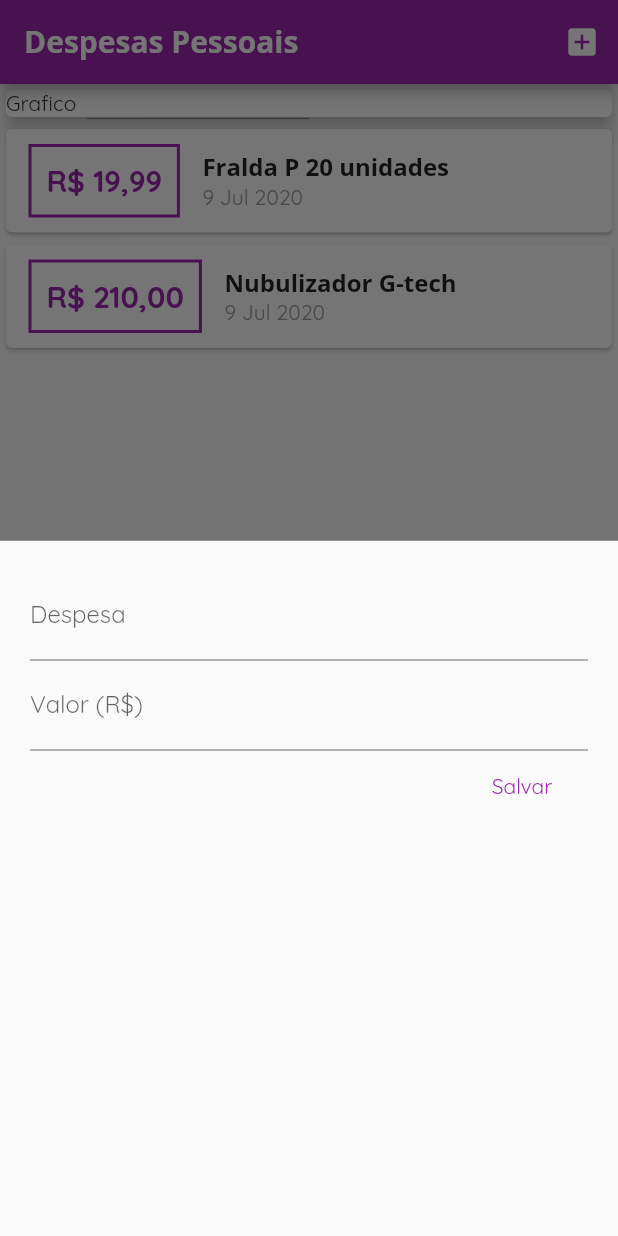
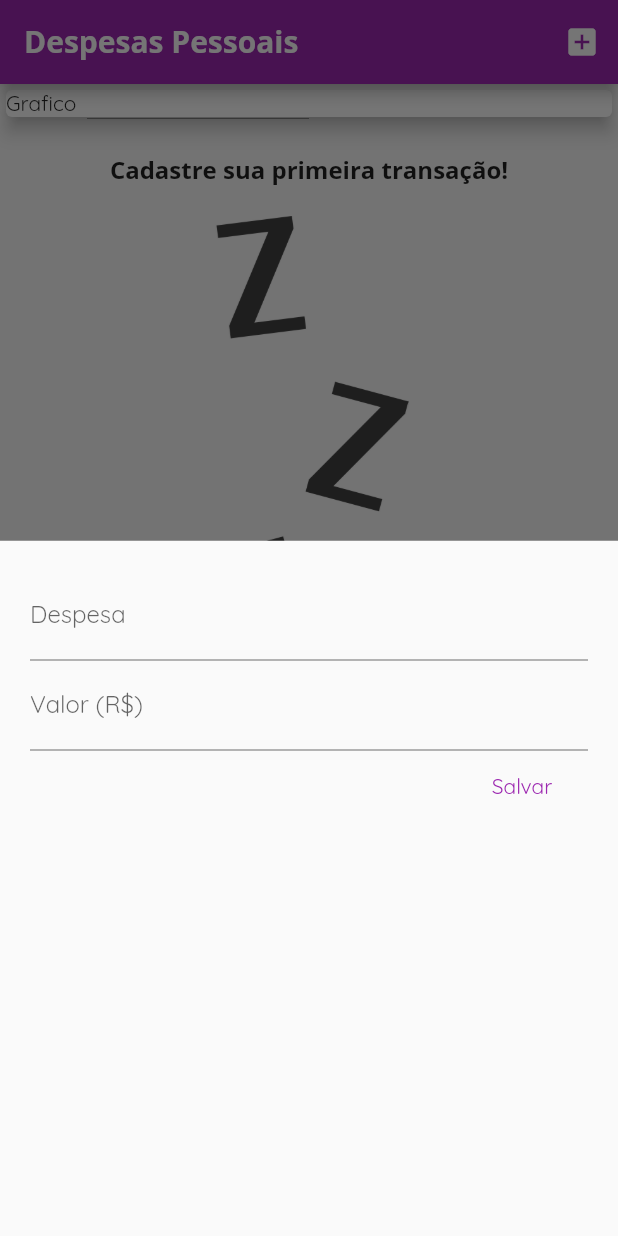
Before and after one commit to DaniloLM/despesas_pessoais, a Flutter app: the screen it shows after launch, after a tap on the "add box" icon, on a phone screen of 412 x 824 dp. Run offline on Flutter 3.47's test engine with Material 2 defaults, Android fonts, the phone set to English and light mode, and no system bars.

```diff
--- a/lib/components/transaction_list.dart
+++ b/lib/components/transaction_list.dart
@@ -12,7 +12,29 @@ class TransactionList extends StatelessWidget {
     return Container(
       height: 450,
       padding: EdgeInsets.only(bottom: 30),
-      child: ListView.builder(
+      child: transactions.isEmpty
+          ? Column(
+              children: <Widget>[
+                SizedBox(
+                  height: 20,
+                ),
+                Text(
+                  'Cadastre sua primeira transação!',
+                  style: Theme.of(context).textTheme.headline6,
+                ),
+                SizedBox(
+                  height: 20,
+                ),
+                Container(
+                  height: 300,
+                  child: Image.asset(
+                    'assets/images/waiting.png',
+                    fit: BoxFit.cover,
+                  ),
+                ),
+              ],
+            )
+          : ListView.builder(
               itemCount: transactions.length,
               itemBuilder: (ctx, index) {
                 final tr = transactions[index];
--- a/lib/pages/homePage.dart
+++ b/lib/pages/homePage.dart
@@ -10,19 +10,19 @@ class HomePage extends StatefulWidget {
 }
 
 class _HomePageState extends State<HomePage> {
-  final _transaction = [
-    Transaction(
-      id: 't1',
-      title: 'Fralda P 20 unidades',
-      value: 19.99,
-      date: DateTime.now(),
-    ),
-    Transaction(
-      id: 't2',
-      title: 'Nubulizador G-tech',
-      value: 210.00,
-      date: DateTime.now(),
-    ),
+  final List<Transaction> _transaction = [
+    // Transaction(
+    //   id: 't1',
+    //   title: 'Fralda P 20 unidades',
+    //   value: 19.99,
+    //   date: DateTime.now(),
+    // ),
+    // Transaction(
+    //   id: 't2',
+    //   title: 'Nubulizador G-tech',
+    //   value: 210.00,
+    //   date: DateTime.now(),
+    // ),
   ];
 
   _openTransactionFormModal(BuildContext context) {
--- a/pubspec.yaml
+++ b/pubspec.yaml
@@ -45,8 +45,8 @@ flutter:
   uses-material-design: true
 
   # To add assets to your application, add an assets section, like this:
-  # assets:
-  #   - images/a_dot_burr.jpeg
+  assets:
+    - assets/images/waiting.png
   #   - images/a_dot_ham.jpeg
 
   # An image asset can refer to one or more resolution-specific "variants", see
```
Also changed, not shown: assets/images/waiting.png (added). Lines whose indentation alone changed are shown as unchanged.
